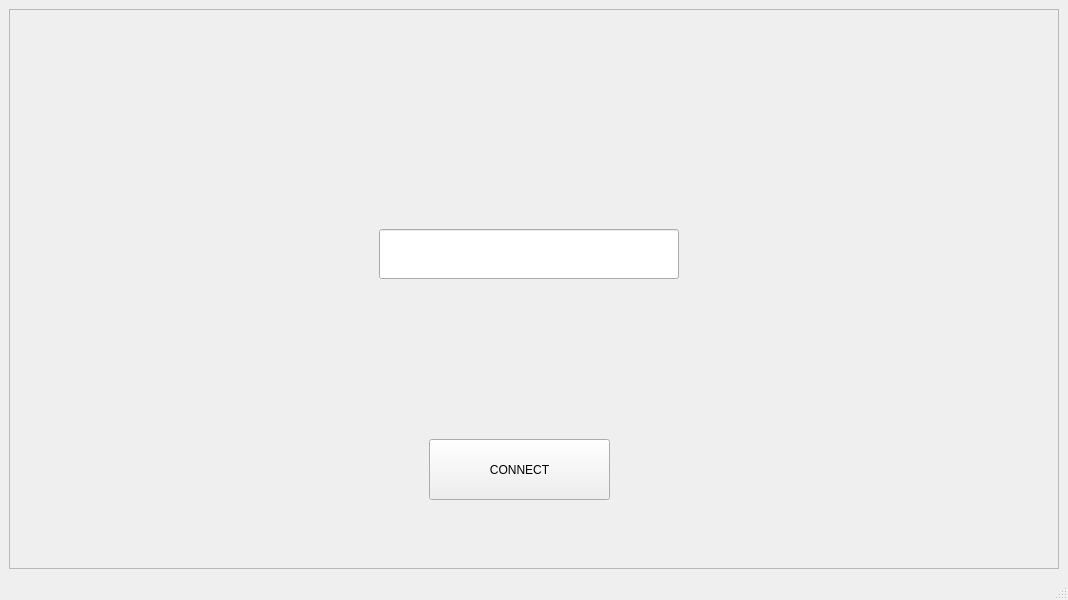
This is Client/UIFiles/ConnectionWindow.ui in oussema-fatnassi/CPPRT as Qt 5 draws it before an edit. The edited form follows.
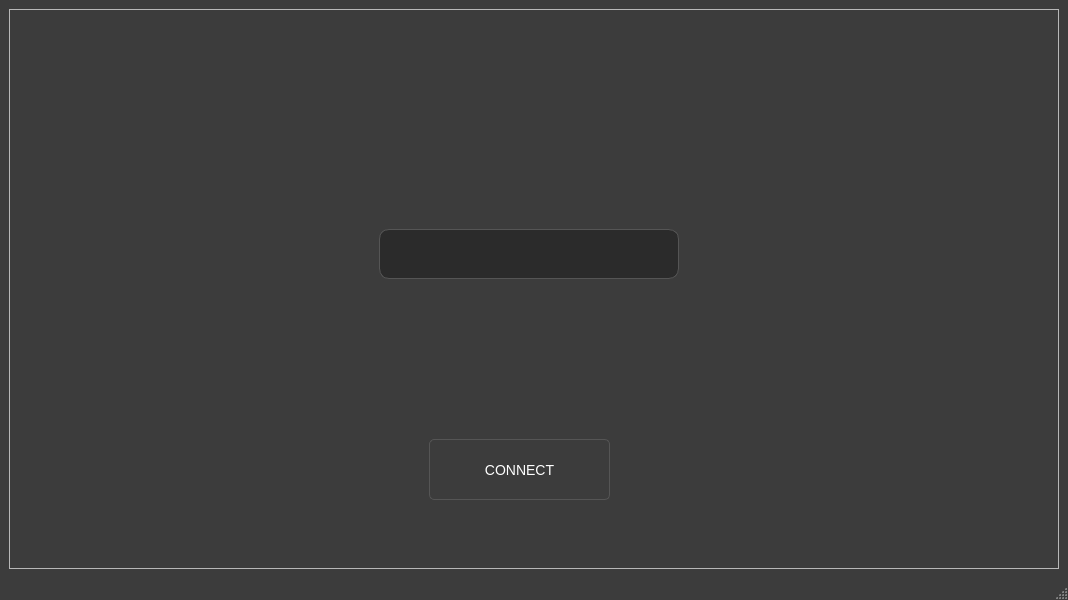
This is the edited form.

Commit message: chore : added style to connection window

Diff of the .ui file:
```diff
--- a/Client/UIFiles/ConnectionWindow.ui
+++ b/Client/UIFiles/ConnectionWindow.ui
@@ -13,6 +13,12 @@
   <property name="windowTitle">
    <string>MainWindow</string>
   </property>
+  <property name="styleSheet">
+   <string notr="true">QMainWindow{
+    background-color: #3c3c3c; /* Dark button background */
+    color: #ffffff; 
+}</string>
+  </property>
   <widget class="QWidget" name="centralwidget">
    <layout class="QVBoxLayout" name="verticalLayout">
     <item>
@@ -32,6 +38,33 @@
          <height>61</height>
         </rect>
        </property>
+       <property name="styleSheet">
+        <string notr="true">QPushButton {
+    background-color: #3c3c3c; /* Dark button background */
+    color: #ffffff;           /* White text */
+    border: 1px solid #555;   /* Border color */
+    border-radius: 5px;       /* Rounded corners */
+    padding: 5px 10px;        /* Padding for button content */
+    font-size: 14px;          /* Font size */
+}
+
+QPushButton:hover {
+    background-color: #4c4c4c; /* Lighter background on hover */
+    border: 1px solid #666;    /* Lighter border on hover */
+}
+
+QPushButton:pressed {
+    background-color: #2b2b2b; /* Darker background on press */
+    border: 1px solid #777;    /* Even lighter border on press */
+}
+
+QPushButton:disabled {
+    background-color: #555;    /* Gray background for disabled state */
+    color: #888;               /* Lighter text color for disabled state */
+    border: 1px solid #666;    /* Gray border for disabled state */
+}
+</string>
+       </property>
        <property name="text">
         <string>CONNECT</string>
        </property>
@@ -45,6 +78,21 @@
          <height>50</height>
         </rect>
        </property>
+       <property name="styleSheet">
+        <string notr="true">QLineEdit {
+    background-color: #2b2b2b; /* Dark background */
+    color: #ffffff; /* White text */
+    border: 1px solid #555; /* Border color */
+    border-radius: 10px; /* Rounded corners */
+    padding: 10px; /* Padding inside the text box */
+    font-size: 14px; /* Font size */
+}
+
+QLineEdit:hover {
+    border: 1px solid #777; /* Slightly lighter border on hover */
+}
+</string>
+       </property>
       </widget>
      </widget>
     </item>
```
